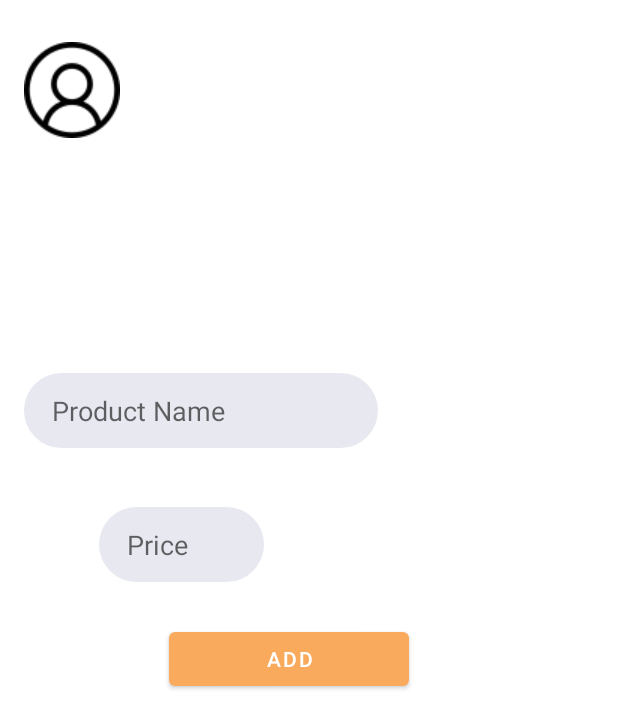
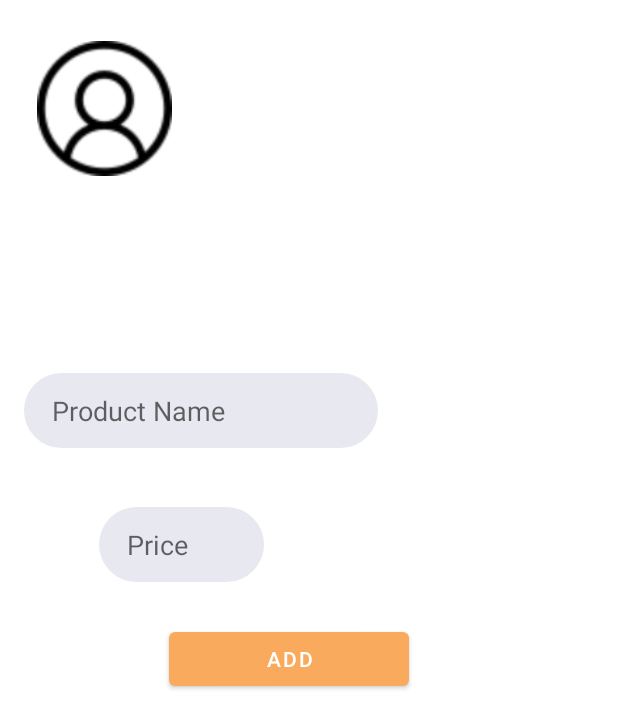
Before and after one commit to Mhmdbaba/CSC599_Dekanji, an Android app: the layout activity_mystoree.xml on its own in the app's theme, with its tools: preview values and no code run, on a phone screen of 412 x 824 dp. Shown: the top 728 px of the screen. Run offline under Robolectric (Android 15) with nearby library versions, the phone set to English and light mode, and no system bars.

Commit message:
commit 51

```diff
--- a/app/src/main/res/layout/activity_mystoree.xml
+++ b/app/src/main/res/layout/activity_mystoree.xml
@@ -8,9 +8,9 @@
 
 
     <ImageView
-        android:id="@+id/imageView2"
-        android:layout_width="wrap_content"
-        android:layout_height="wrap_content"
+        android:id="@+id/storeOwner_profileImg"
+        android:layout_width="111dp"
+        android:layout_height="100dp"
         android:layout_gravity="center_vertical"
         android:clickable="true"
         android:paddingTop="10dp"
@@ -31,12 +31,13 @@
         android:onClick="TextView"
         android:tag="profile"
         android:textColor="@color/black"
+        android:textSize="16sp"
         app:layout_constraintBottom_toBottomOf="parent"
         app:layout_constraintEnd_toEndOf="parent"
-        app:layout_constraintHorizontal_bias="0.795"
+        app:layout_constraintHorizontal_bias="0.9"
         app:layout_constraintStart_toStartOf="parent"
         app:layout_constraintTop_toTopOf="parent"
-        app:layout_constraintVertical_bias="0.067" />
+        app:layout_constraintVertical_bias="0.08" />
 
     <TextView
         android:id="@+id/tv_store_name_mystore"
```
Also changed, not shown: app/src/main/java/com/example/dekanji/HomePage.java (+16 -1 lines), app/src/main/java/com/example/dekanji/Register.java (+46 -9 lines), app/src/main/java/com/example/dekanji/StoreOwner.java (+33 -2 lines), app/src/main/java/com/example/dekanji/Users.java (+11 -3 lines), app/src/main/java/com/example/dekanji/mystoree.java (+9 -0 lines), app/src/main/res/layout/activity_home_page.xml (+4 -3 lines).
